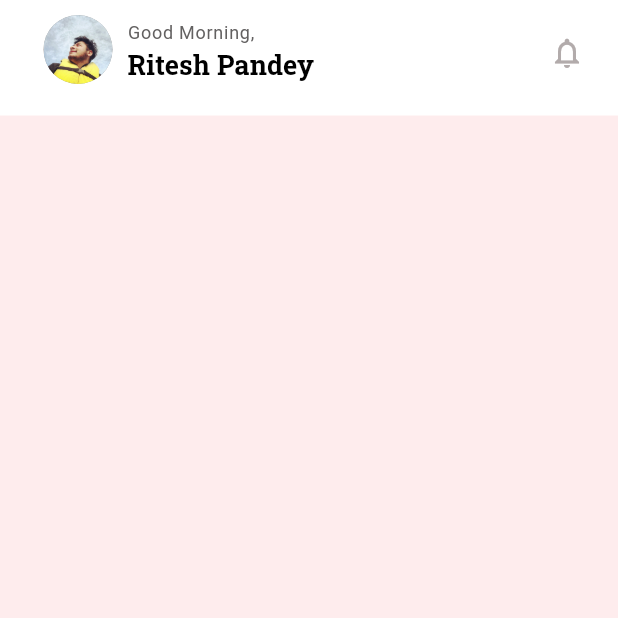
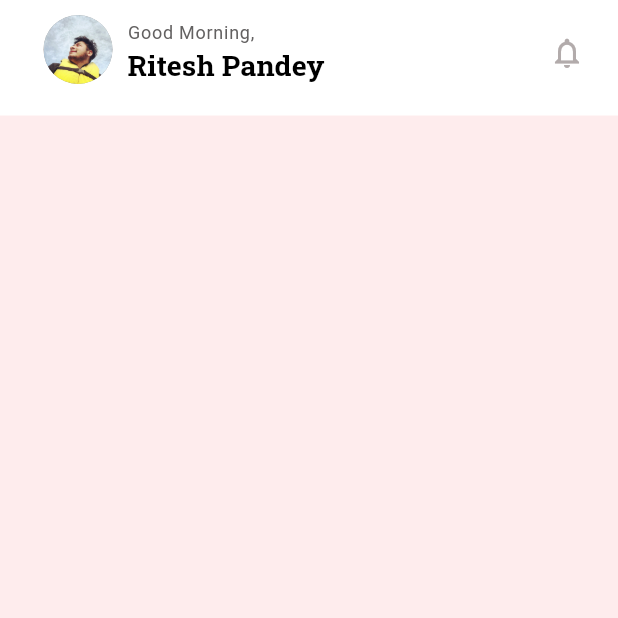
Before and after one commit to riiteeshh/Test, a Flutter app: the HomePage screen opened by its route, on a phone screen of 412 x 824 dp, the top half of it. Run offline on Flutter 3.47's test engine with Material 2 defaults, Android fonts, the phone set to English and light mode, and no system bars.

Commit message:
Home Page

```diff
--- a/lib/homepage.dart
+++ b/lib/homepage.dart
@@ -60,7 +60,7 @@ class _HomePageState extends State<HomePage> {
                         color: Colors.black,
                         fontWeight: FontWeight.bold,
                         fontFamily: 'NotoSerif',
-                        fontSize: 18),
+                        fontSize: 19),
                   ),
                   alignment: Alignment.centerLeft,
                   margin: EdgeInsets.only(left: 85, top: 30),
```
